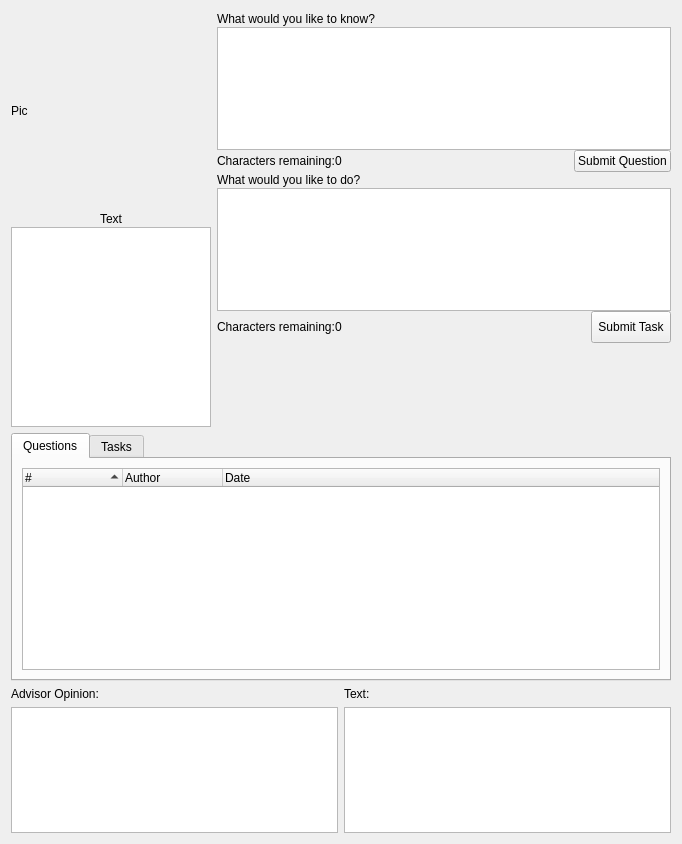
dmzdev/stance, file ui/AdvisorWindow.ui: the form before one commit.
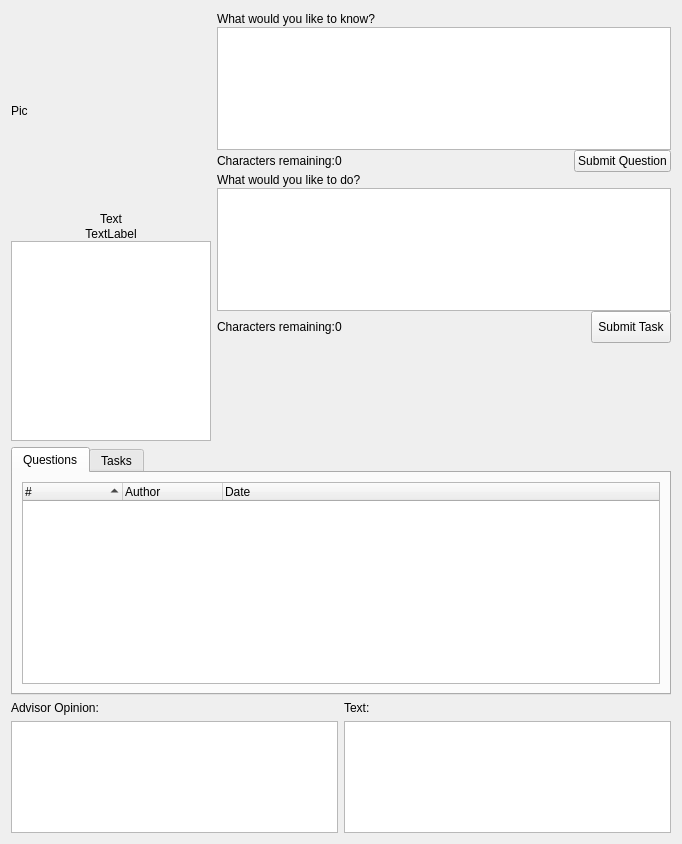
The form after the commit.

What changed in the file:
```diff
--- a/ui/AdvisorWindow.ui
+++ b/ui/AdvisorWindow.ui
@@ -92,6 +92,16 @@
          </property>
         </widget>
        </item>
+       <item>
+        <widget class="QLabel" name="specialtyLabel">
+         <property name="text">
+          <string>TextLabel</string>
+         </property>
+         <property name="alignment">
+          <set>Qt::AlignCenter</set>
+         </property>
+        </widget>
+       </item>
        <item>
         <widget class="QTextEdit" name="bioText">
          <property name="minimumSize">
@@ -374,6 +384,9 @@
              <height>200</height>
             </size>
            </property>
+           <property name="alternatingRowColors">
+            <bool>true</bool>
+           </property>
            <property name="autoExpandDelay">
             <number>0</number>
            </property>
```
Left out of the diff: 3 changed lines with no effect on the pictures.
